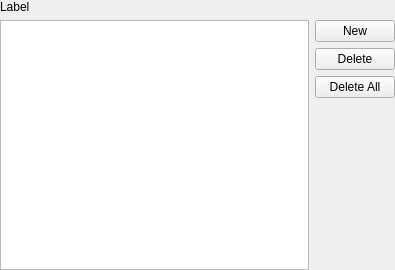
Above: Qt/Components/Resources/UI/pqKeyFrameEditor.ui from Kitware/ParaView before the change. Below: the same form after it.
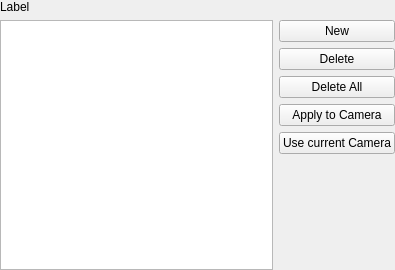
That is the form after the change.

Commit message:
Animation: use and apply current camera in Interpolation mode
  * add buttons in KeyFrame Editor to use / apply to current camera.

Patch:
```diff
--- a/Qt/Components/Resources/UI/pqKeyFrameEditor.ui
+++ b/Qt/Components/Resources/UI/pqKeyFrameEditor.ui
@@ -38,7 +38,7 @@
      </property>
     </widget>
    </item>
-   <item rowspan="4" row="1" column="0" >
+   <item rowspan="6" row="1" column="0" >
     <widget class="QTableView" name="tableView" >
      <property name="selectionMode" >
       <enum>QAbstractItemView::SingleSelection</enum>
@@ -70,6 +70,26 @@
     </widget>
    </item>
    <item row="4" column="1" >
+    <widget class="QPushButton" name="pbApplyToCamera" >
+     <property name="text" >
+      <string>Apply to Camera</string>
+     </property>
+     <property name="toolTip" >
+      <string>Apply selected keyframe configuration to the current view camera</string>
+     </property>
+    </widget>
+   </item>
+   <item row="5" column="1" >
+    <widget class="QPushButton" name="pbUseCurrentCamera" >
+     <property name="text" >
+      <string>Use current Camera</string>
+     </property>
+     <property name="toolTip" >
+      <string>Use current camera for selected keyframe</string>
+     </property>
+    </widget>
+   </item>
+   <item row="6" column="1" >
     <spacer>
      <property name="orientation" >
       <enum>Qt::Vertical</enum>
```
Left out of the diff: 9 changed lines with no effect on the pictures. The commit also changes 4 other files.
